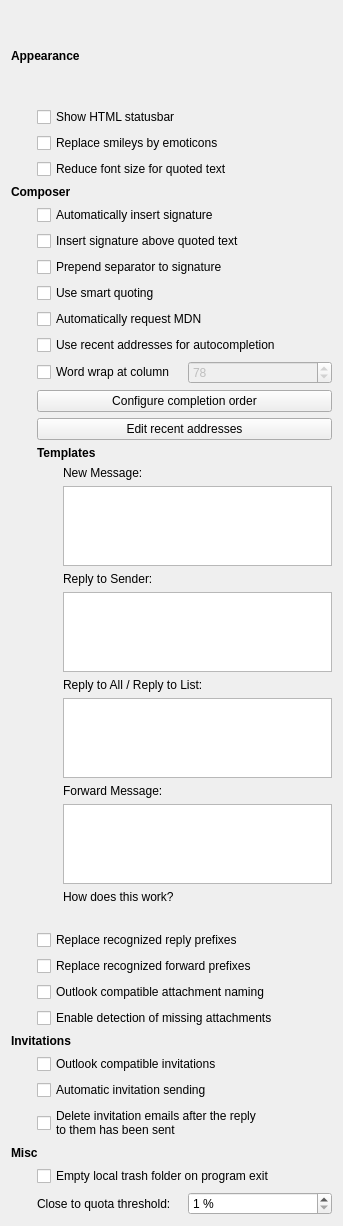
Qt form mobile/mail/configwidget.ui (chusopr/kdepim-ktimetracker-akonadi) before a commit.
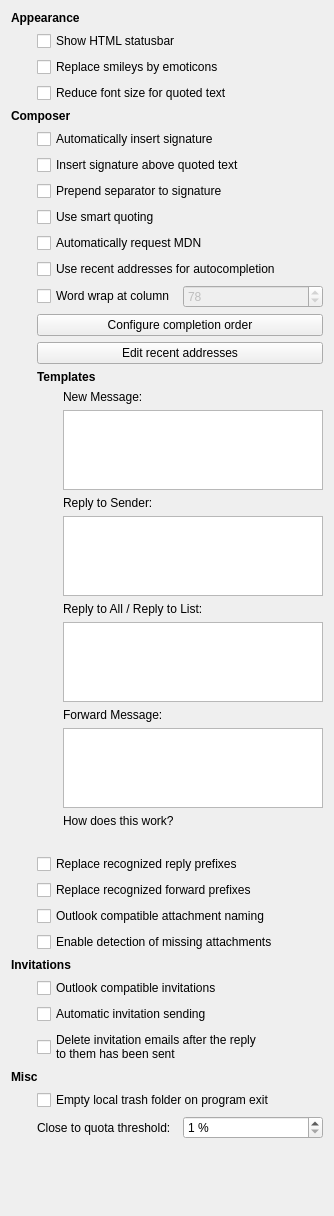
The same form after that commit. Custom widgets are drawn as their Qt base class.

Commit message: Extend explaination how templates work

The edit to the form file:
```diff
--- a/mobile/mail/configwidget.ui
+++ b/mobile/mail/configwidget.ui
@@ -6,13 +6,13 @@
    <rect>
     <x>0</x>
     <y>0</y>
-    <width>343</width>
-    <height>1226</height>
+    <width>334</width>
+    <height>1216</height>
    </rect>
   </property>
   <layout class="QVBoxLayout" name="verticalLayout_6">
    <item>
-    <layout class="QGridLayout" name="gridLayout" rowstretch="0,1" columnstretch="0,1">
+    <layout class="QGridLayout" name="gridLayout" rowstretch="0,0" columnstretch="0,1">
      <item row="0" column="0" colspan="2">
       <widget class="QLabel" name="label">
        <property name="font">
@@ -514,6 +514,19 @@
      </item>
     </layout>
    </item>
+   <item>
+    <spacer name="verticalSpacer">
+     <property name="orientation">
+      <enum>Qt::Vertical</enum>
+     </property>
+     <property name="sizeHint" stdset="0">
+      <size>
+       <width>20</width>
+       <height>5</height>
+      </size>
+     </property>
+    </spacer>
+   </item>
   </layout>
  </widget>
  <customwidgets>
```
The commit also changes 1 other file.
